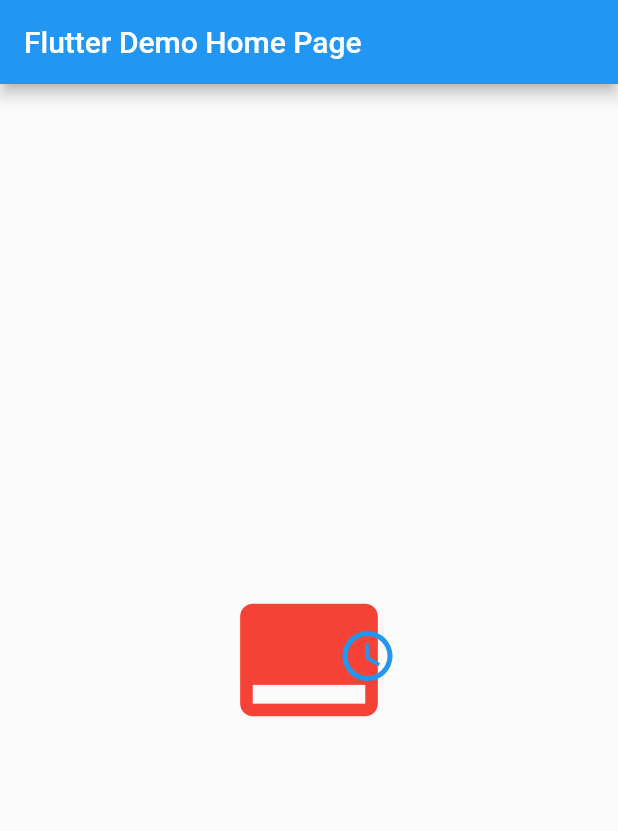
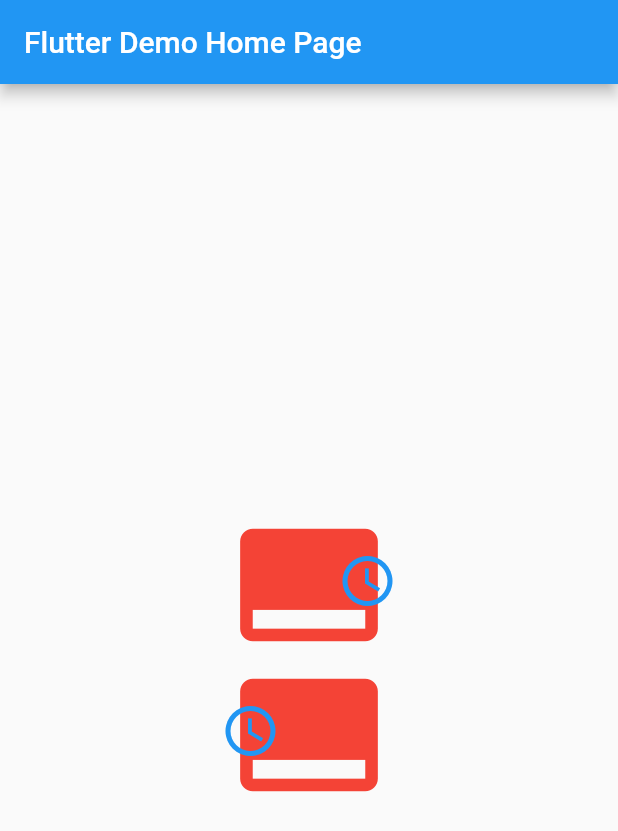
Before and after one commit to EmamYounes/first_app, a Flutter app: the screen it shows after launch, on a phone screen of 412 x 824 dp. Shown: the top 831 px of the screen. Run offline on Flutter 3.47's test engine with Material 2 defaults, Android fonts, the phone set to English and light mode, and no system bars; our stand-ins replace rxdart, shared_preferences; accounts and stored records are empty.

Commit message:
add parameter to buildStack method to draw the x access

```diff
--- a/desgin_app/lib/main.dart
+++ b/desgin_app/lib/main.dart
@@ -35,9 +35,22 @@ class _MyHomePageState extends State<MyHomePage> {
   }
 
   Widget buildBody(BuildContext context) {
-    return Center(
-      child: Stack(
-        alignment: Alignment(1.3, -.1),
+    return Column(
+      mainAxisAlignment: MainAxisAlignment.center,
+      children: <Widget>[
+        Center(
+          child: buildStack(1.3),
+        ),
+        Center(
+          child: buildStack(-1.3),
+        ),
+      ],
+    );
+  }
+
+  Stack buildStack(double x) {
+    return Stack(
+      alignment: Alignment(x, -.1),
 //        alignment: AlignmentDirectional.centerEnd,
       children: <Widget>[
         Icon(
@@ -51,7 +64,6 @@ class _MyHomePageState extends State<MyHomePage> {
           size: 40,
         ),
       ],
-      ),
     );
   }
 
```
Lines whose indentation alone changed are shown as unchanged.
